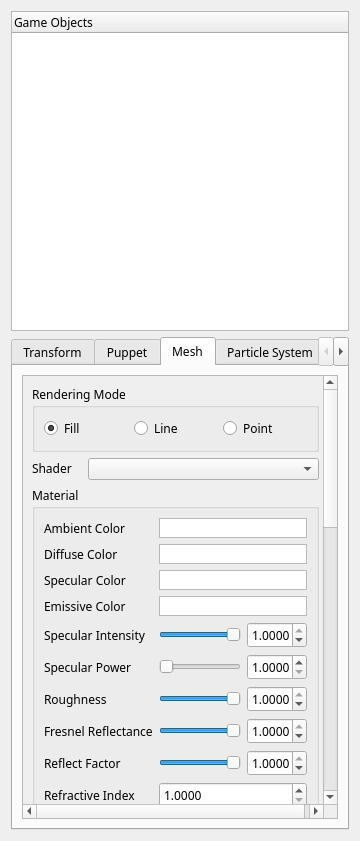
First picture: the form in Source/UI/HierarchyWidget.ui, repository kevinmore/Project-Nebula, before the edit.
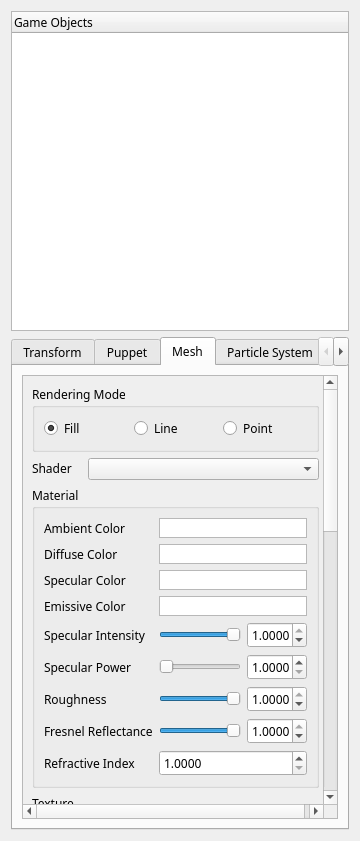
Second picture: the form after the edit.

Diff of the .ui file:
```diff
--- a/Source/UI/HierarchyWidget.ui
+++ b/Source/UI/HierarchyWidget.ui
@@ -762,9 +762,9 @@
           <property name="geometry">
            <rect>
             <x>0</x>
-            <y>-31</y>
+            <y>-74</y>
             <width>307</width>
-            <height>1217</height>
+            <height>1186</height>
            </rect>
           </property>
           <layout class="QVBoxLayout" name="verticalLayout_4">
@@ -1248,73 +1248,6 @@
                  </layout>
                 </item>
                 <item row="8" column="0">
-                 <widget class="QLabel" name="label_66">
-                  <property name="sizePolicy">
-                   <sizepolicy hsizetype="Preferred" vsizetype="Preferred">
-                    <horstretch>0</horstretch>
-                    <verstretch>0</verstretch>
-                   </sizepolicy>
-                  </property>
-                  <property name="text">
-                   <string>Reflect Factor</string>
-                  </property>
-                  <property name="alignment">
-                   <set>Qt::AlignLeading|Qt::AlignLeft|Qt::AlignVCenter</set>
-                  </property>
-                 </widget>
-                </item>
-                <item row="8" column="1">
-                 <layout class="QHBoxLayout" name="horizontalLayout_52">
-                  <item>
-                   <widget class="QSlider" name="horizontalSlider_reflectFactor">
-                    <property name="maximum">
-                     <number>100</number>
-                    </property>
-                    <property name="value">
-                     <number>100</number>
-                    </property>
-                    <property name="orientation">
-                     <enum>Qt::Horizontal</enum>
-                    </property>
-                   </widget>
-                  </item>
-                  <item>
-                   <widget class="QDoubleSpinBox" name="doubleSpinBox_reflectFactor">
-                    <property name="sizePolicy">
-                     <sizepolicy hsizetype="Fixed" vsizetype="Fixed">
-                      <horstretch>0</horstretch>
-                      <verstretch>0</verstretch>
-                     </sizepolicy>
-                    </property>
-                    <property name="minimumSize">
-                     <size>
-                      <width>60</width>
-                      <height>0</height>
-                     </size>
-                    </property>
-                    <property name="maximumSize">
-                     <size>
-                      <width>60</width>
-                      <height>16777215</height>
-                     </size>
-                    </property>
-                    <property name="decimals">
-                     <number>4</number>
-                    </property>
-                    <property name="maximum">
-                     <double>1.000000000000000</double>
-                    </property>
-                    <property name="singleStep">
-                     <double>0.100000000000000</double>
-                    </property>
-                    <property name="value">
-                     <double>1.000000000000000</double>
-                    </property>
-                   </widget>
-                  </item>
-                 </layout>
-                </item>
-                <item row="9" column="0">
                  <widget class="QLabel" name="label_67">
                   <property name="sizePolicy">
                    <sizepolicy hsizetype="Preferred" vsizetype="Preferred">
@@ -1330,7 +1263,7 @@
                   </property>
                  </widget>
                 </item>
-                <item row="9" column="1">
+                <item row="8" column="1">
                  <widget class="QDoubleSpinBox" name="doubleSpinBox_refractiveIndex">
                   <property name="sizePolicy">
                    <sizepolicy hsizetype="Expanding" vsizetype="Fixed">
```
Left out of the diff: 10 changed lines with no effect on the pictures.
